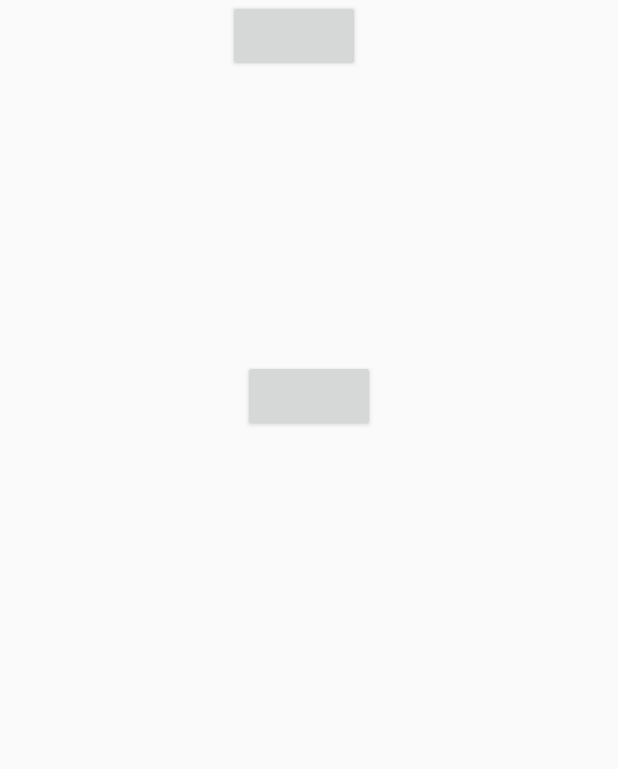
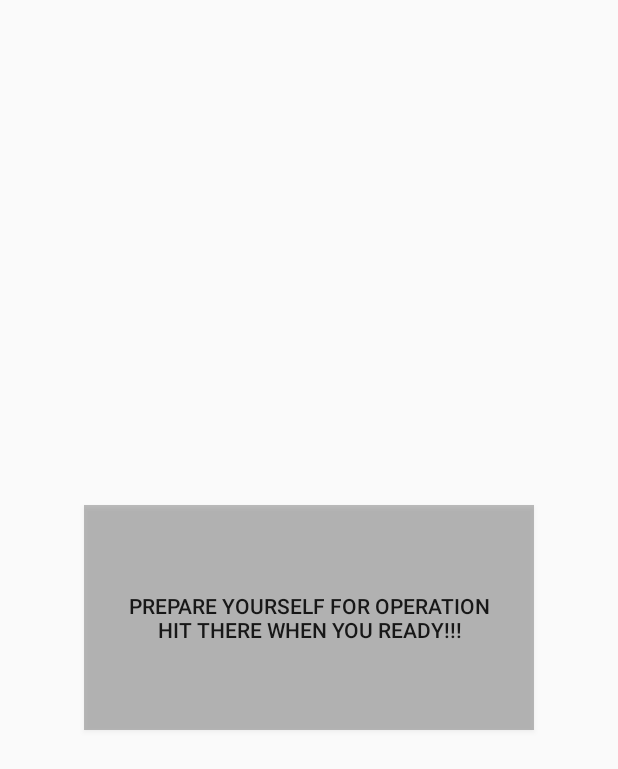
Before and after one commit to ayciceksamet/Bekci, an Android app: the layout open_camera.xml on its own in the app's theme, with its tools: preview values and no code run, on a phone screen of 412 x 824 dp. Shown: the top 769 px of the screen. Run offline under Robolectric (Android 15) with nearby library versions, the phone set to English and light mode, and no system bars.

Commit message:
-camera ui has changed.

```diff
--- a/app/src/main/res/layout/open_camera.xml
+++ b/app/src/main/res/layout/open_camera.xml
@@ -12,21 +12,13 @@
         android:id="@+id/camera_preview" />
 
     <Button
-        android:id="@+id/button_switchcam"
-        android:layout_width="wrap_content"
-        android:layout_height="wrap_content"
-        tools:ignore="HardcodedText"
-        android:layout_alignParentTop="true"
-        android:layout_alignEnd="@+id/button_capture"
-        android:layout_marginEnd="10dp" />
-
-    <Button
-        android:id="@+id/button_capture"
-        android:layout_width="wrap_content"
-        android:layout_height="wrap_content"
-        tools:ignore="HardcodedText"
-        android:layout_below="@+id/button_switchcam"
-        android:layout_centerHorizontal="true"
-        android:layout_marginTop="192dp" />
+        android:id="@+id/button_confirm"
+        android:layout_width="300dp"
+        android:layout_height="150dp"
+        android:text="PREPARE YOURSELF FOR OPERATION\nHIT THERE WHEN YOU READY!!!"
+        android:background="#40000000"
+        android:layout_centerVertical="true"
+        android:onClick="readyButtonClicked"
+        android:layout_centerHorizontal="true" />
 
 </RelativeLayout>
```
Also changed, not shown: app/src/main/java/com/example/aycicek/bequick/OpenCamera.java (+28 -4 lines).
